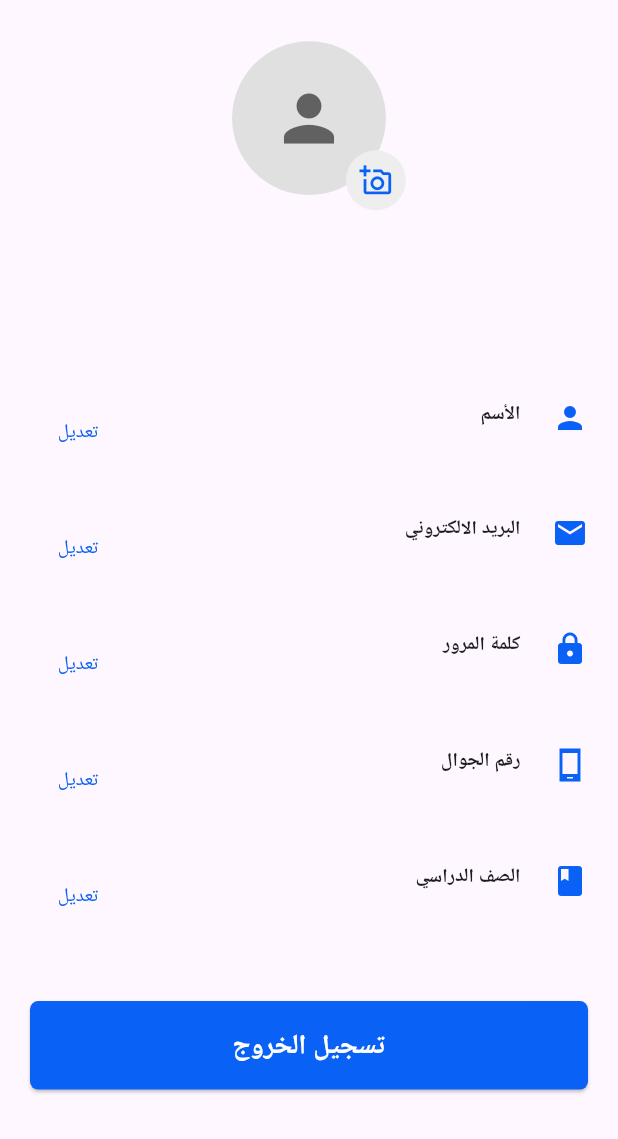
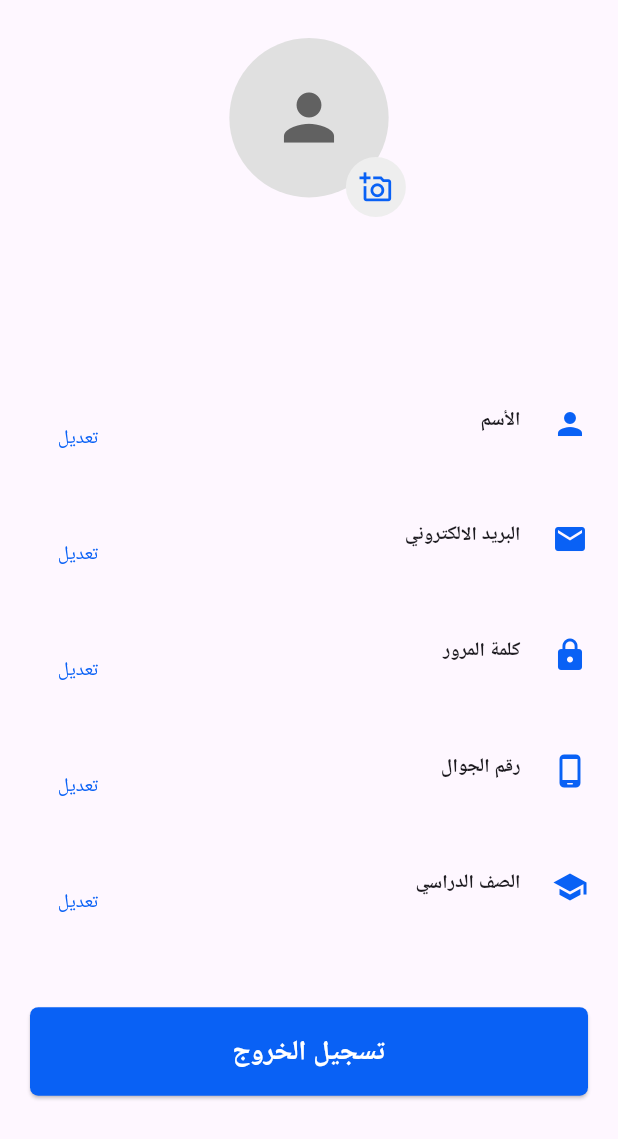
Before and after one commit to Mohamed-7agag/EDUCA_app, a Flutter app: the ProfileView screen opened by its route, on a phone screen of 412 x 824 dp. Shown: the top 1139 px of the screen. Run offline on Flutter 3.47's test engine with Material 3 defaults, Android fonts, the phone set to English and light mode, and no system bars; our stand-ins replace awesome_dialog, flutter_bloc, flutter_screenutil, google_fonts, google_nav_bar, image_picker and 1 more; Roboto replaces fonts that are missing (Tajawal).

Commit message:
Update UI elements in introduction and profile screens.

```diff
--- a/lib/Features/introduction_screens/presentation/widgets/introduction_screens_body.dart
+++ b/lib/Features/introduction_screens/presentation/widgets/introduction_screens_body.dart
@@ -2,6 +2,7 @@ import 'package:field_training_app/Core/utils/app_router.dart';
 import 'package:field_training_app/Core/utils/constatnt.dart';
 import 'package:field_training_app/Core/utils/styles.dart';
 import 'package:flutter/material.dart';
+import 'package:flutter_screenutil/flutter_screenutil.dart';
 import 'package:introduction_screen/introduction_screen.dart';
 
 class IntroScreensBody extends StatelessWidget {
@@ -11,6 +12,7 @@ class IntroScreensBody extends StatelessWidget {
   Widget build(BuildContext context) {
     return IntroductionScreen(
       animationDuration: 450,
+      controlsPadding: EdgeInsets.symmetric(horizontal: 20.w, vertical: 25.h),
       showDoneButton: true,
       done: Text(
         "لنبدا",
@@ -45,7 +47,7 @@ class IntroScreensBody extends StatelessWidget {
         PageViewModel(
           decoration: const PageDecoration(
               imageFlex: 2, imageAlignment: Alignment.topCenter),
-          title: "مرحبًا بك في تطبيق البحث عن معلمين!",
+          title: "EDUCA مرحبا بك ف تطبيق",
           body: "استكشاف خياراتنا المتنوعة للعثور على المعلم المناسب لك",
           image: Image.asset(
             "assets/images/on1.png",
--- a/lib/Features/profile/presentation/widgets/profile_view_body.dart
+++ b/lib/Features/profile/presentation/widgets/profile_view_body.dart
@@ -1,5 +1,4 @@
 // ignore_for_file: unnecessary_null_comparison, use_build_context_synchronously
-import 'dart:io';
 import 'package:field_training_app/Core/utils/app_router.dart';
 import 'package:field_training_app/Core/utils/constatnt.dart';
 import 'package:field_training_app/Core/widgets/custom_button.dart';
@@ -26,13 +25,21 @@ class ProfileViewBody extends StatelessWidget {
             return Column(
               crossAxisAlignment: CrossAxisAlignment.stretch,
               children: [
-                SizedBox(height: 30.h),
+                SizedBox(height: 25.h),
                 Stack(
                   clipBehavior: Clip.none,
                   alignment: Alignment.center,
                   children: [
-                    CircleAvatar(
-                      radius: 56.r,
+                    Container(
+                      padding: const EdgeInsets.all(2.5),
+                      decoration: BoxDecoration(
+                        borderRadius: BorderRadius.circular(200),
+                        border: student.image == null
+                            ? null
+                            : Border.all(color: kPrimaryColor, width: 2),
+                      ),
+                      child: CircleAvatar(
+                        radius: 58.r,
                         backgroundColor: Colors.grey[300],
                         backgroundImage: student.image == null
                             ? null
@@ -45,9 +52,10 @@ class ProfileViewBody extends StatelessWidget {
                               )
                             : null,
                       ),
+                    ),
                     Positioned(
                       right: 112.w,
-                      top: 75.h,
+                      top: 85.h,
                       child: IconButton(
                         onPressed: () async {
                           bottomSheet(context);
@@ -118,7 +126,7 @@ class ProfileViewBody extends StatelessWidget {
                 ProfileItem(
                   title: "رقم الجوال",
                   value: student.phone ?? '',
-                  iconData: Icons.phone_android_sharp,
+                  iconData: Icons.phone_android_rounded,
                   onpressed: () {
                     Navigator.pushNamed(context, AppRouter.profileEditViewRoute,
                         arguments: {
@@ -131,7 +139,7 @@ class ProfileViewBody extends StatelessWidget {
                 ProfileItem(
                   title: "الصف الدراسي",
                   value: student.studentClass ?? '',
-                  iconData: Icons.class_,
+                  iconData: Icons.school,
                   onpressed: () {
                     Navigator.pushNamed(
                       context,
@@ -148,7 +156,7 @@ class ProfileViewBody extends StatelessWidget {
                       Navigator.pushNamedAndRemoveUntil(
                           context, AppRouter.loginViewRoute, (route) => false);
                     }),
-                SizedBox(height: 20.h),
+                SizedBox(height: 15.h),
               ],
             );
           },
```
Lines whose indentation alone changed are shown as unchanged.
